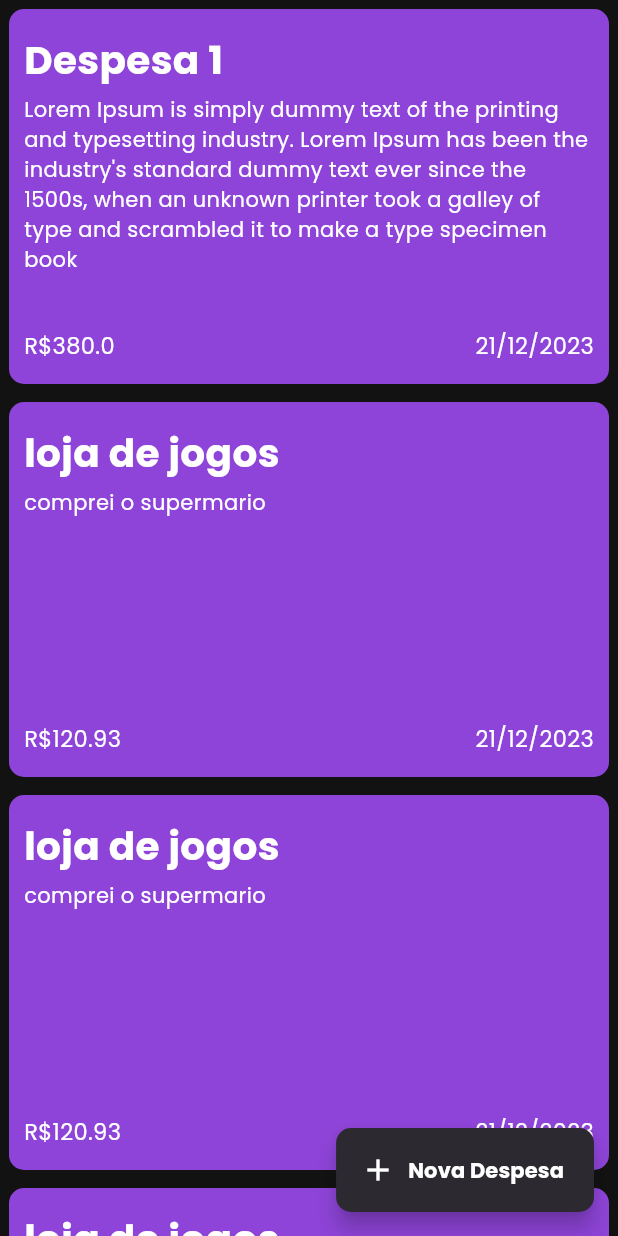
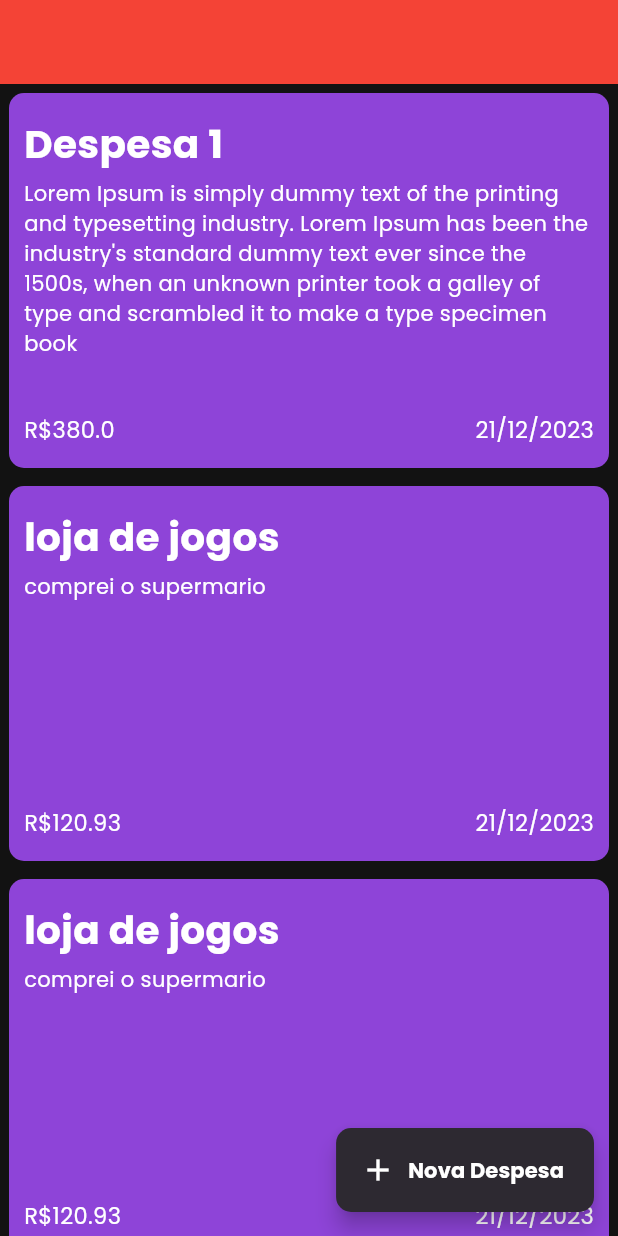
Before and after one commit to Luciano-Citroni/app-despesas, a Flutter app: the HomePage screen opened directly, on a phone screen of 412 x 824 dp. Run offline on Flutter 3.47's test engine with Material 3 defaults, Android fonts, the phone set to English and light mode, and no system bars; our stand-ins replace google_fonts.

```diff
--- a/app/lib/main.dart
+++ b/app/lib/main.dart
@@ -18,7 +18,7 @@ class App extends StatelessWidget {
     return MaterialApp(
       debugShowCheckedModeBanner: false,
       title: 'App para Despesas',
-      home: LoginPage(),
+      home: HomePage(),
       theme: ThemeData(
         fontFamily: 'Poppins',
         brightness: Brightness.dark,
--- a/app/lib/src/pages/home/home_page.dart
+++ b/app/lib/src/pages/home/home_page.dart
@@ -63,6 +63,9 @@ class HomePage extends StatelessWidget {
   @override
   Widget build(BuildContext context) {
     return Scaffold(
+      appBar: AppBar(
+        backgroundColor: Colors.red,
+      ),
       body: ListView.builder(
         itemCount: dados.length,
         itemBuilder: (context, index) {
```
Also changed, not shown: app/lib/src/pages/login/widgets/snackbar_widget.dart (added, +10 -0 lines), 1 other file.
